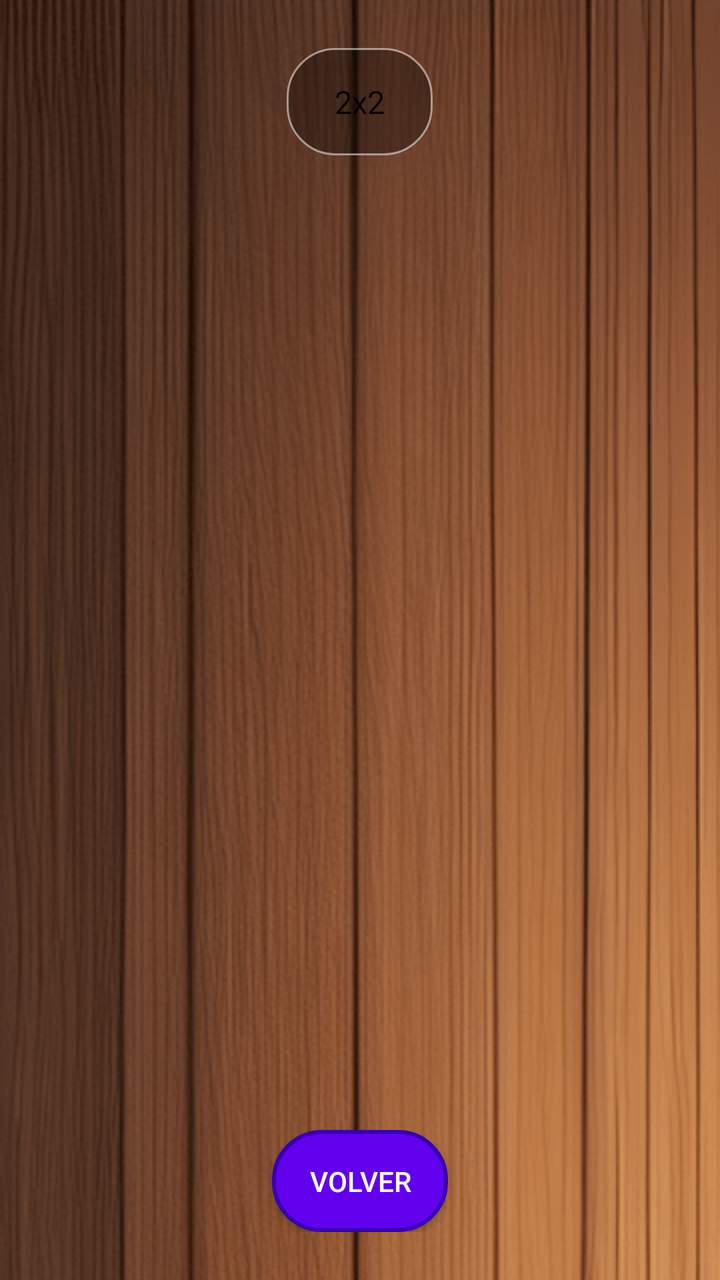
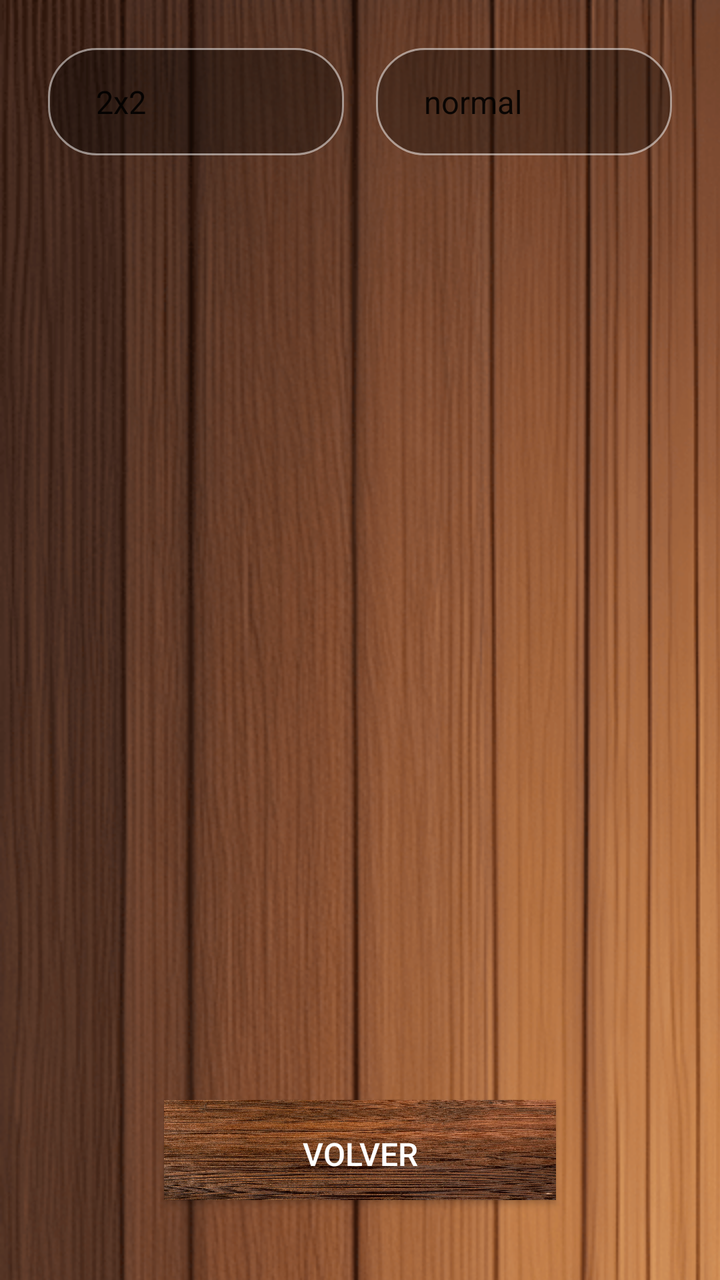

An Android layout rendered at two revisions. The XML below is the earlier revision; the diff shows what the commit changed to produce the second picture.
<!-- AndroidManifest.xml: application theme Theme.AppCompat.Light.NoActionBar -->
<!-- res/layout/activity_scores.xml -->
<LinearLayout xmlns:android="http://schemas.android.com/apk/res/android"
    android:layout_width="match_parent"
    android:layout_height="match_parent"
    android:orientation="vertical"
    android:gravity="center"
    android:padding="24dp"
    android:background="@drawable/wood_background">

    
    <Spinner
        android:id="@+id/sizeSpinner"
        android:layout_width="wrap_content"
        android:layout_height="wrap_content"
        android:entries="@array/puzzle_sizes"
        android:spinnerMode="dropdown"
        android:padding="16dp"
        android:background="@drawable/spinner_background"
        android:popupBackground="@drawable/spinner_dropdown_background"
        android:layout_marginBottom="24dp"/>

    <TextView
        android:id="@+id/tvNoRecords"
        android:layout_width="match_parent"
        android:layout_height="wrap_content"
        android:text="No existen registros disponibles"
        android:textSize="18sp"
        android:gravity="center"
        android:visibility="gone"
        android:padding="16dp" />


    
    <androidx.recyclerview.widget.RecyclerView
        android:id="@+id/rvScores"
        android:layout_width="match_parent"
        android:layout_height="0dp"
        android:layout_weight="1"
        android:padding="8dp"
        android:scrollbars="vertical"/>

    
    <Button
        android:id="@+id/btnBack"
        android:layout_width="wrap_content"
        android:layout_height="wrap_content"
        android:text="Volver"
        android:textColor="@color/white"
        android:background="@drawable/button_background"
        android:padding="16dp"
        android:layout_marginTop="24dp"/>

</LinearLayout>
<!-- resources referenced by this layout -->
<resources>
  <string-array name="puzzle_sizes">
          <item>2x2</item>
          <item>3x3</item>
          <item>4x4</item>
          <item>5x5</item>
          <item>6x6</item>
          <item>7x7</item>
      </string-array>
  <color name="white">#FFFFFF</color>
  <!-- drawable button_background (drawable) -->
  <shape xmlns:android="http://schemas.android.com/apk/res/android">
      <solid android:color="#6200EE"/> 
      <corners android:radius="24dp"/> 
      <stroke android:width="2dp" android:color="#3700B3"/> 
  </shape>
  <!-- drawable spinner_background (drawable) -->
  <selector xmlns:android="http://schemas.android.com/apk/res/android">
      <item>
          <shape android:shape="rectangle">
              <solid android:color="#50000000"/>
              <corners android:radius="24dp"/>
              <stroke android:width="1dp" android:color="#80FFFFFF"/>
          </shape>
      </item>
  </selector>
  <!-- drawable spinner_dropdown_background (drawable) -->
  <shape xmlns:android="http://schemas.android.com/apk/res/android">
      <solid android:color="#60000000"/>
      <corners android:radius="8dp"/>
  </shape>
  <!-- drawable wood_background (drawable) -->
  <bitmap xmlns:android="http://schemas.android.com/apk/res/android"
      android:src="@drawable/wood_texture"
      android:tileMode="repeat" /> 
  <!-- drawable wood_texture: png bitmap (drawable, 578807 bytes) -->
</resources>

<!-- the commit's change to res/layout/activity_scores.xml (unified diff, before → after) -->
@@ -7,16 +7,40 @@
     android:background="@drawable/wood_background">
 
     
-    <Spinner
-        android:id="@+id/sizeSpinner"
-        android:layout_width="wrap_content"
+    <LinearLayout
+        android:layout_width="match_parent"
         android:layout_height="wrap_content"
-        android:entries="@array/puzzle_sizes"
-        android:spinnerMode="dropdown"
-        android:padding="16dp"
-        android:background="@drawable/spinner_background"
-        android:popupBackground="@drawable/spinner_dropdown_background"
-        android:layout_marginBottom="24dp"/>
+        android:orientation="horizontal"
+        android:gravity="center"
+        android:layout_marginBottom="24dp">
+
+        
+        <Spinner
+            android:id="@+id/sizeSpinner"
+            android:layout_width="0dp"
+            android:layout_height="wrap_content"
+            android:layout_weight="1"
+            android:entries="@array/puzzle_sizes"
+            android:spinnerMode="dropdown"
+            android:padding="16dp"
+            android:background="@drawable/spinner_background"
+            android:popupBackground="@drawable/spinner_dropdown_background"
+            android:layout_marginEnd="8dp"/>
+
+        
+        <Spinner
+            android:id="@+id/modalitySpinner"
+            android:layout_width="0dp"
+            android:layout_height="wrap_content"
+            android:layout_weight="1"
+            android:entries="@array/modalities"
+            android:spinnerMode="dropdown"
+            android:padding="16dp"
+            android:background="@drawable/spinner_background"
+            android:popupBackground="@drawable/spinner_dropdown_background"
+            android:layout_marginStart="8dp"/>
+
+    </LinearLayout>
 
     <TextView
         android:id="@+id/tvNoRecords"
@@ -28,7 +52,6 @@
         android:visibility="gone"
         android:padding="16dp" />
 
-
     
     <androidx.recyclerview.widget.RecyclerView
         android:id="@+id/rvScores"
@@ -38,15 +61,17 @@
         android:padding="8dp"
         android:scrollbars="vertical"/>
 
-    
+
     <Button
         android:id="@+id/btnBack"
-        android:layout_width="wrap_content"
-        android:layout_height="wrap_content"
+        android:layout_width="196dp"
+        android:layout_height="50dp"
+        android:layout_marginBottom="16dp"
+        android:background="@drawable/cartel"
+        android:elevation="4dp"
+        android:padding="16dp"
         android:text="Volver"
         android:textColor="@color/white"
-        android:background="@drawable/button_background"
-        android:padding="16dp"
-        android:layout_marginTop="24dp"/>
+        android:textSize="16sp" />
 
 </LinearLayout>
<!-- resource entries referenced after the edit -->
@@ -1,20 +1,17 @@
 <!-- resources referenced by this layout -->
 <resources>
+  <array name="modalities">
+          <item>normal</item>
+          <item>imagen</item>
+      </array>
   <string-array name="puzzle_sizes">
           <item>2x2</item>
           <item>3x3</item>
           <item>4x4</item>
           <item>5x5</item>
-          <item>6x6</item>
-          <item>7x7</item>
       </string-array>
   <color name="white">#FFFFFF</color>
-  <!-- drawable button_background (drawable) -->
-  <shape xmlns:android="http://schemas.android.com/apk/res/android">
-      <solid android:color="#6200EE"/> 
-      <corners android:radius="24dp"/> 
-      <stroke android:width="2dp" android:color="#3700B3"/> 
-  </shape>
+  <!-- drawable cartel: jpg bitmap (drawable, 435881 bytes) -->
   <!-- drawable spinner_background (drawable) -->
   <selector xmlns:android="http://schemas.android.com/apk/res/android">
       <item>
